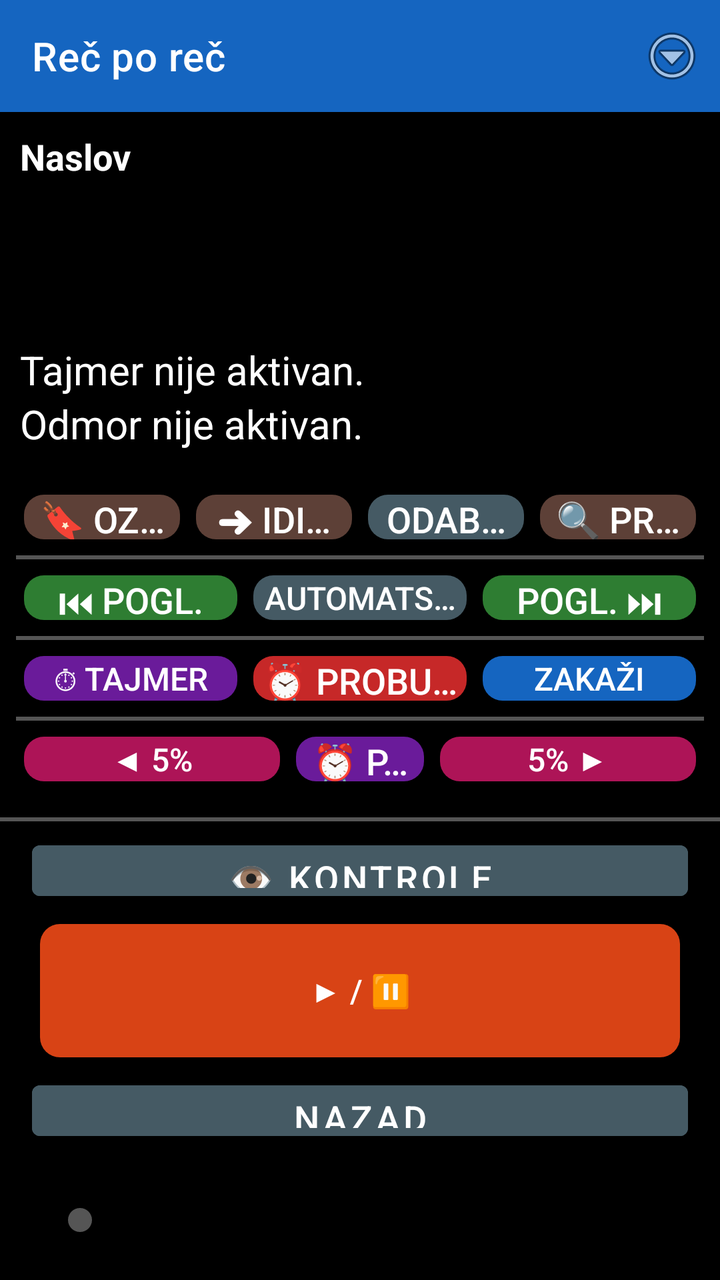
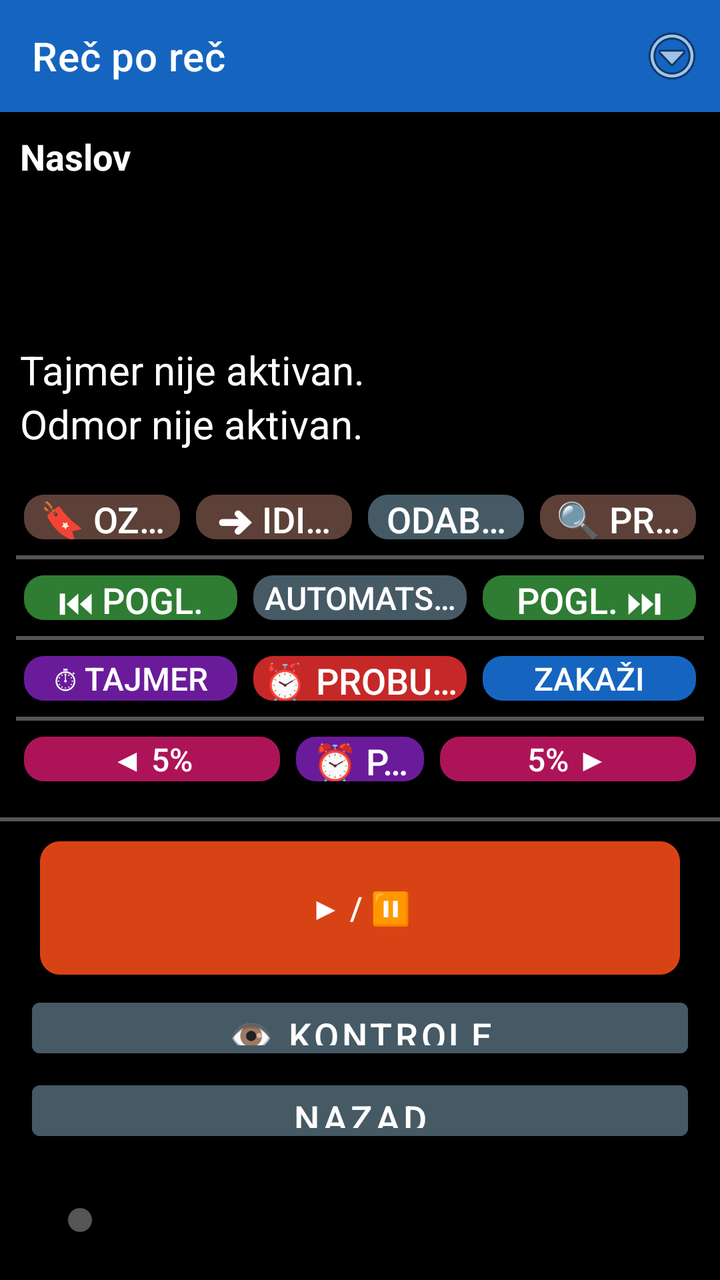

Two renders of the same Android screen: before a commit and after it. Below are the layout's source before the change and the commit's diff.
<!-- AndroidManifest.xml: application theme Theme.RecPoRec -->
<!-- res/layout/activity_reader.xml -->
<?xml version="1.0" encoding="utf-8"?>
<LinearLayout xmlns:android="http://schemas.android.com/apk/res/android"
    xmlns:app="http://schemas.android.com/apk/res-auto"
    android:layout_width="match_parent"
    android:layout_height="match_parent"
    android:orientation="vertical"
    android:fitsSystemWindows="true"
    android:background="@color/background">

    
    <androidx.appcompat.widget.Toolbar
        android:id="@+id/toolbar"
        android:layout_width="match_parent"
        android:layout_height="?attr/actionBarSize"
        android:background="@color/btn_voice"
        android:titleTextColor="@color/text_primary"
        app:title="@string/app_name">

        <ImageButton
            android:id="@+id/btnOverflow"
            android:layout_width="48dp"
            android:layout_height="48dp"
            android:layout_gravity="end|center_vertical"
            android:background="@android:color/transparent"
            android:contentDescription="@string/menu_options_button"
            android:src="@android:drawable/ic_menu_more" />
    </androidx.appcompat.widget.Toolbar>

    
    <LinearLayout
        android:id="@+id/layoutStatus"
        android:layout_width="match_parent"
        android:layout_height="wrap_content"
        android:orientation="vertical"
        android:padding="10dp">

        <TextView
            android:id="@+id/textDocTitle"
            android:layout_width="match_parent"
            android:layout_height="wrap_content"
            android:textSize="18sp"
            android:textStyle="bold"
            android:textColor="@color/text_primary"
            android:maxLines="1"
            android:ellipsize="end"
            android:text="Naslov" />

        <TextView
            android:id="@+id/textPages"
            android:layout_width="match_parent"
            android:layout_height="wrap_content"
            android:textSize="20sp"
            android:textColor="@color/text_primary"
            android:accessibilityLiveRegion="polite" />

        <TextView
            android:id="@+id/textElapsed"
            android:layout_width="match_parent"
            android:layout_height="wrap_content"
            android:textSize="20sp"
            android:textColor="@color/text_primary" />

        <TextView
            android:id="@+id/textRemaining"
            android:layout_width="match_parent"
            android:layout_height="wrap_content"
            android:textSize="20sp"
            android:textColor="@color/text_primary" />

        <TextView
            android:id="@+id/textTimerStatus"
            android:layout_width="match_parent"
            android:layout_height="wrap_content"
            android:textSize="20sp"
            android:textColor="@color/text_primary"
            android:text="Tajmer nije aktivan." />

        <TextView
            android:id="@+id/textRestStatus"
            android:layout_width="match_parent"
            android:layout_height="wrap_content"
            android:textSize="20sp"
            android:textColor="@color/text_primary"
            android:text="Odmor nije aktivan." />
    </LinearLayout>

    
    <LinearLayout
        android:layout_width="match_parent"
        android:layout_height="0dp"
        android:layout_weight="1"
        android:orientation="vertical"
        android:padding="8dp">

        
        <LinearLayout
            android:id="@+id/layoutRow1"
            android:layout_width="match_parent"
            android:layout_height="0dp"
            android:layout_weight="1"
            android:orientation="horizontal">

            <androidx.appcompat.widget.AppCompatButton android:id="@+id/btnBookmarks" style="@style/KeyButton"
                android:backgroundTint="@color/btn_goto_page"
                android:contentDescription="Oznake - dodaj, ukloni ili ukloni sve oznake u ovom dokumentu. Dug pritisak: brzo dodaj oznaku."
                android:textSize="18sp"
                android:text="🔖 Oznake" />

            <androidx.appcompat.widget.AppCompatButton android:id="@+id/btnGoTo" style="@style/KeyButton"
                android:backgroundTint="@color/btn_goto_page"
                android:contentDescription="Idi na stranicu, minut ili oznaku. Dug pritisak: idi na početak dokumenta."
                android:textSize="18sp"
                android:text="➜ Idi na" />

            <androidx.appcompat.widget.AppCompatButton android:id="@+id/btnSelectAll" style="@style/KeyButton"
                android:backgroundTint="@color/btn_combined"
                android:contentDescription="Odaberi sve. Dug pritisak: kopiraj odabrano."
                android:textSize="18sp"
                android:text="Odaberi" />

            <androidx.appcompat.widget.AppCompatButton android:id="@+id/btnSearchText" style="@style/KeyButton"
                android:backgroundTint="@color/btn_goto_page"
                android:contentDescription="Pretraži tekst dokumenta. Dug pritisak: ponovi poslednju pretragu."
                android:textSize="18sp"
                android:text="🔍 Pretraga" />
        </LinearLayout>

        
        <View
            android:id="@+id/dividerRow1"
            android:layout_width="match_parent"
            android:layout_height="2dp"
            android:layout_marginTop="4dp"
            android:layout_marginBottom="4dp"
            android:background="@color/slider_track"
            android:importantForAccessibility="no" />

        
        <LinearLayout
            android:id="@+id/layoutRow2"
            android:layout_width="match_parent"
            android:layout_height="0dp"
            android:layout_weight="1"
            android:orientation="horizontal">

            <androidx.appcompat.widget.AppCompatButton android:id="@+id/btnPrevChapter" style="@style/KeyButton"
                android:backgroundTint="@color/btn_chapter"
                android:contentDescription="@string/btn_prev_chapter"
                android:textSize="18sp"
                android:text="⏮ Pogl." />

            <androidx.appcompat.widget.AppCompatButton android:id="@+id/btnAutoScroll" style="@style/KeyButton"
                android:backgroundTint="@color/btn_combined"
                android:contentDescription="Automatski listaj dokument."
                android:text="Automatski" />

            <androidx.appcompat.widget.AppCompatButton android:id="@+id/btnNextChapter" style="@style/KeyButton"
                android:backgroundTint="@color/btn_chapter"
                android:contentDescription="@string/btn_next_chapter"
                android:textSize="18sp"
                android:text="Pogl. ⏭" />
        </LinearLayout>

        <View
            android:id="@+id/dividerRow2"
            android:layout_width="match_parent"
            android:layout_height="2dp"
            android:layout_marginTop="4dp"
            android:layout_marginBottom="4dp"
            android:background="@color/slider_track"
            android:importantForAccessibility="no" />

        
        <LinearLayout
            android:id="@+id/layoutRow3"
            android:layout_width="match_parent"
            android:layout_height="0dp"
            android:layout_weight="1"
            android:orientation="horizontal">

            <androidx.appcompat.widget.AppCompatButton android:id="@+id/btnTimer" style="@style/KeyButton"
                android:backgroundTint="@color/btn_timer"
                android:contentDescription="@string/btn_timer"
                android:text="⏱ Tajmer" />

            <androidx.appcompat.widget.AppCompatButton android:id="@+id/btnWakeUp" style="@style/KeyButton"
                android:backgroundTint="@color/btn_wakeup"
                android:contentDescription="Probudi me u tačno vreme. Dug pritisak: isključi buđenje."
                android:textSize="18sp"
                android:text="⏰ Probudi" />

            <androidx.appcompat.widget.AppCompatButton android:id="@+id/btnScheduleReading" style="@style/KeyButton"
                android:backgroundTint="@color/btn_voice"
                android:contentDescription="Zakaži čitanje."
                android:text="Zakaži" />
        </LinearLayout>

        <View
            android:id="@+id/dividerRow3"
            android:layout_width="match_parent"
            android:layout_height="2dp"
            android:layout_marginTop="4dp"
            android:layout_marginBottom="4dp"
            android:background="@color/slider_track"
            android:importantForAccessibility="no" />

        
        <LinearLayout
            android:id="@+id/layoutRow5"
            android:layout_width="match_parent"
            android:layout_height="0dp"
            android:layout_weight="1"
            android:orientation="horizontal">

            <androidx.appcompat.widget.AppCompatButton android:id="@+id/btnStepBack" style="@style/KeyButton"
                android:layout_weight="2"
                android:backgroundTint="@color/btn_page_nav"
                android:contentDescription="@string/slider_back"
                android:text="◀ 5%" />

            <androidx.appcompat.widget.AppCompatButton android:id="@+id/btnRemindMe" style="@style/KeyButton"
                android:backgroundTint="@color/btn_timer"
                android:contentDescription="Podsetnik, vraća dokument unazad. Dug pritisak: ponovi poslednji podsetnik."
                android:textSize="18sp"
                android:text="⏰ Podseti" />

            <androidx.appcompat.widget.AppCompatButton android:id="@+id/btnStepForward" style="@style/KeyButton"
                android:layout_weight="2"
                android:backgroundTint="@color/btn_page_nav"
                android:contentDescription="@string/slider_forward"
                android:text="5% ▶" />
        </LinearLayout>

    </LinearLayout>

    <View
        android:id="@+id/dividerRow4"
        android:layout_width="match_parent"
        android:layout_height="2dp"
        android:layout_marginTop="6dp"
        android:layout_marginBottom="6dp"
        android:background="@color/slider_track"
        android:importantForAccessibility="no" />

    
    <LinearLayout
        android:layout_width="match_parent"
        android:layout_height="0dp"
        android:layout_weight="1"
        android:orientation="vertical">

        <Button
            android:id="@+id/btnToggleControls"
            android:layout_width="match_parent"
            android:layout_height="0dp"
            android:layout_weight="1"
            android:layout_marginStart="16dp"
            android:layout_marginEnd="16dp"
            android:layout_marginBottom="4dp"
            android:textSize="18sp"
            android:backgroundTint="@color/btn_combined"
            android:textColor="@color/button_text"
            android:contentDescription="Prikaži ili sakrij kontrole. Dug pritisak: Kratak predah, pauzira čitanje na 15 minuta."
            android:text="👁 Kontrole" />

        <LinearLayout
            android:layout_width="match_parent"
            android:layout_height="0dp"
            android:layout_weight="2"
            android:layout_marginStart="16dp"
            android:layout_marginEnd="16dp"
            android:layout_marginBottom="4dp"
            android:orientation="horizontal">

            <androidx.appcompat.widget.AppCompatButton android:id="@+id/btnPlayPause" style="@style/KeyButton"
                android:backgroundTint="@color/btn_play"
                android:contentDescription="@string/btn_play_pause"
                android:text="▶ / ⏸" />
        </LinearLayout>

        <Button
            android:id="@+id/btnBack"
            android:layout_width="match_parent"
            android:layout_height="0dp"
            android:layout_weight="1"
            android:layout_marginStart="16dp"
            android:layout_marginEnd="16dp"
            android:layout_marginBottom="10dp"
            android:textSize="18sp"
            android:backgroundTint="@color/btn_combined"
            android:textColor="@color/button_text"
            android:contentDescription="Nazad. Zatvara dokument, vraća na listu. Dug pritisak: pošalji aplikaciju u pozadinu."
            android:text="Nazad" />

    </LinearLayout>

    
    <SeekBar
        android:id="@+id/seekProgress"
        android:layout_width="match_parent"
        android:layout_height="32dp"
        android:layout_marginStart="24dp"
        android:layout_marginEnd="24dp"
        android:layout_marginTop="10dp"
        android:layout_marginBottom="14dp"
        android:contentDescription="@string/slider_position"
        android:max="100"
        android:progressTint="@color/slider_track"
        android:thumbTint="@color/slider_track" />

</LinearLayout>
<!-- resources referenced by this layout -->
<resources>
  <color name="background">#000000</color>
  <color name="btn_chapter">#2E7D32</color>
  <color name="btn_combined">#455A64</color>
  <color name="btn_goto_page">#5D4037</color>
  <color name="btn_page_nav">#AD1457</color>
  <color name="btn_play">#D84315</color>
  <color name="btn_timer">#6A1B9A</color>
  <color name="btn_voice">#1565C0</color>
  <color name="btn_wakeup">#C62828</color>
  <color name="button_text">#FFFFFF</color>
  <color name="slider_track">#555555</color>
  <color name="text_primary">#FFFFFF</color>
  <string name="app_name">Reč po reč</string>
  <string name="btn_next_chapter">Sledeće poglavlje. Dug pritisak: spisak svih poglavlja.</string>
  <string name="btn_play_pause">Pokreni/Pauziraj čitanje. Dug pritisak: reci trenutni status.</string>
  <string name="btn_prev_chapter">Prethodno poglavlje. Dug pritisak: ponovi trenutno poglavlje.</string>
  <string name="btn_timer">Tajmer za automatsku pauzu. Dug pritisak: isključi tajmer.</string>
  <string name="menu_options_button">Opcije. Dug pritisak: provera dozvola.</string>
  <string name="slider_back">Pomeri pet posto unazad. Dug pritisak: ponovi trenutnu stranicu.</string>
  <string name="slider_forward">Pomeri pet posto unapred. Dug pritisak: poništi poslednju radnju.</string>
  <string name="slider_position">Klizač za pomeranje kroz knjigu, pet posto po koraku</string>
  <style name="Theme.RecPoRec" parent="Theme.MaterialComponents.DayNight.NoActionBar">
          <item name="android:windowBackground">@color/background</item>
          <item name="android:textColorPrimary">@color/text_primary</item>
          <item name="colorPrimary">@color/btn_voice</item>
          <item name="colorOnPrimary">@color/button_text</item>
          <item name="alertDialogTheme">@style/RecPoRecAlertDialog</item>
          <item name="android:alertDialogTheme">@style/RecPoRecAlertDialog</item>
      </style>
  <!-- drawable key_button_shape (drawable) -->
  <?xml version="1.0" encoding="utf-8"?>
  <shape xmlns:android="http://schemas.android.com/apk/res/android"
      android:shape="rectangle">
      <corners android:radius="10dp" />
      <solid android:color="#FFFFFF" />
  </shape>
  <style name="RecPoRecAlertDialog" parent="Theme.AppCompat.DayNight.Dialog.Alert">
          <item name="android:windowBackground">@color/background</item>
          <item name="android:textColorPrimary">@color/text_primary</item>
          <item name="colorAccent">@color/btn_goto_page</item>
          <item name="android:textAppearanceMedium">@style/RecPoRecDialogText</item>
          <item name="android:textAppearanceListItem">@style/RecPoRecDialogText</item>
          <item name="android:textAppearanceListItemSmall">@style/RecPoRecDialogText</item>
          <item name="buttonBarPositiveButtonStyle">@style/RecPoRecDialogButton</item>
          <item name="buttonBarNegativeButtonStyle">@style/RecPoRecDialogButton</item>
          <item name="buttonBarNeutralButtonStyle">@style/RecPoRecDialogButton</item>
      </style>
  <style name="RecPoRecDialogText" parent="TextAppearance.AppCompat.Medium">
          <item name="android:textSize">20sp</item>
          <item name="android:textColor">@color/text_primary</item>
      </style>
  <style name="RecPoRecDialogButton" parent="Widget.AppCompat.Button.ButtonBar.AlertDialog">
          <item name="android:textSize">18sp</item>
          <item name="android:textColor">@color/btn_goto_page</item>
          <item name="android:textStyle">bold</item>
      </style>
  <!-- unchanged entries left out for length: 1 -->
</resources>

<!-- the commit's change to res/layout/activity_reader.xml (unified diff, before → after) -->
@@ -249,6 +249,21 @@
         android:layout_weight="1"
         android:orientation="vertical">
 
+        <LinearLayout
+            android:layout_width="match_parent"
+            android:layout_height="0dp"
+            android:layout_weight="2"
+            android:layout_marginStart="16dp"
+            android:layout_marginEnd="16dp"
+            android:layout_marginBottom="4dp"
+            android:orientation="horizontal">
+
+            <androidx.appcompat.widget.AppCompatButton android:id="@+id/btnPlayPause" style="@style/KeyButton"
+                android:backgroundTint="@color/btn_play"
+                android:contentDescription="@string/btn_play_pause"
+                android:text="▶ / ⏸" />
+        </LinearLayout>
+
         <Button
             android:id="@+id/btnToggleControls"
             android:layout_width="match_parent"
@@ -262,21 +277,6 @@
             android:textColor="@color/button_text"
             android:contentDescription="Prikaži ili sakrij kontrole. Dug pritisak: Kratak predah, pauzira čitanje na 15 minuta."
             android:text="👁 Kontrole" />
-
-        <LinearLayout
-            android:layout_width="match_parent"
-            android:layout_height="0dp"
-            android:layout_weight="2"
-            android:layout_marginStart="16dp"
-            android:layout_marginEnd="16dp"
-            android:layout_marginBottom="4dp"
-            android:orientation="horizontal">
-
-            <androidx.appcompat.widget.AppCompatButton android:id="@+id/btnPlayPause" style="@style/KeyButton"
-                android:backgroundTint="@color/btn_play"
-                android:contentDescription="@string/btn_play_pause"
-                android:text="▶ / ⏸" />
-        </LinearLayout>
 
         <Button
             android:id="@+id/btnBack"
